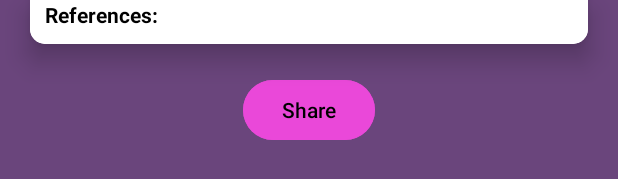
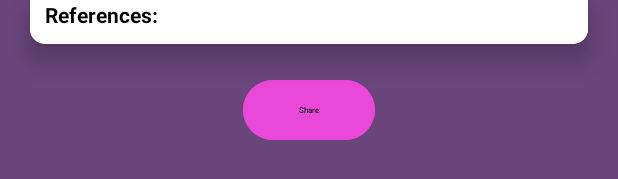
Before and after one commit to Fareeha-nk/SMD-Assignment_2, an Android app: the layout activity_preview.xml on its own in the app's theme, with its tools: preview values and no code run, on a phone screen of 412 x 824 dp. Shown: the part 983-1162 px from the top of the screen. Run offline under Robolectric (Android 15) with nearby library versions, the phone set to English and light mode, and no system bars.

Commit message:
assignment_2

```diff
--- a/app/src/main/res/layout/activity_preview.xml
+++ b/app/src/main/res/layout/activity_preview.xml
@@ -178,6 +178,7 @@
         android:backgroundTint="@color/pink"
         android:text="Share"
         android:textColor="@color/black"
+        android:textSize="5dp"
         android:id="@+id/preview_share">
 
     </Button>
```
